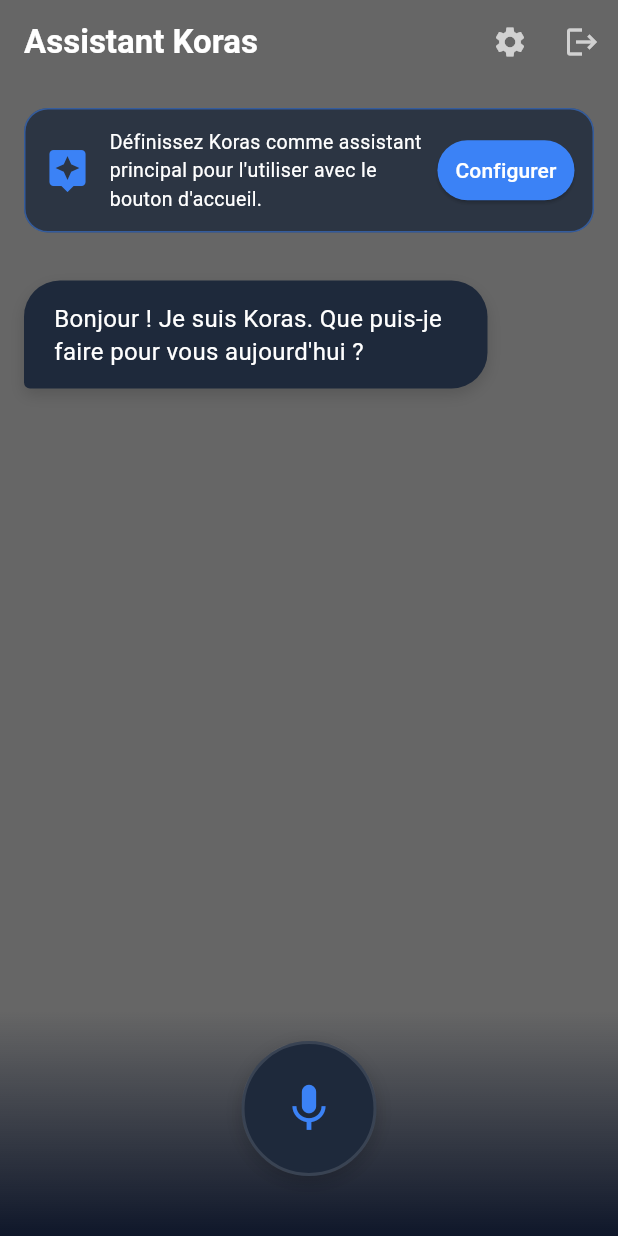
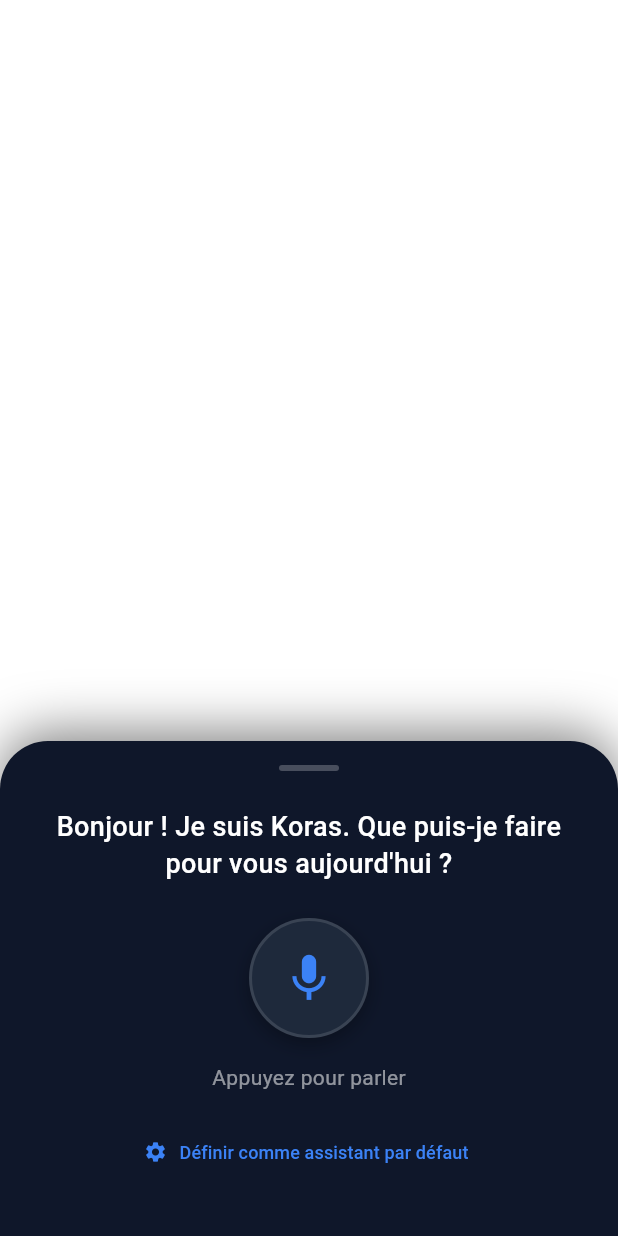
Before and after one commit to cheick2007/KORAS-, a Flutter app: the HomePage screen opened directly with empty values, on a phone screen of 412 x 824 dp. Run offline on Flutter 3.47's test engine with Material 3 defaults, Android fonts, the light colour scheme and no system bars; our stand-ins replace flutter_contacts, flutter_tts, permission_handler, speech_to_text; missing offline and left inert: android_intent_plus, device_apps, telephony.

Commit message:
feat(mobile): redesign UI to be a floating bottom sheet like Gemini

```diff
--- a/mobile_app/lib/screens/home_page.dart
+++ b/mobile_app/lib/screens/home_page.dart
@@ -9,6 +9,7 @@ import 'package:permission_handler/permission_handler.dart';
 import 'package:device_apps/device_apps.dart';
 import 'package:telephony/telephony.dart';
 import 'dart:convert';
+import 'package:flutter/services.dart';
 import '../main.dart';
 
 class HomePage extends StatefulWidget {
@@ -367,143 +368,86 @@ class _HomePageState extends State<HomePage> with SingleTickerProviderStateMixin
   @override
   Widget build(BuildContext context) {
     return Scaffold(
-      backgroundColor: Colors.black.withOpacity(0.6), // Fond semi-transparent pour l'effet bulle
-      appBar: AppBar(
-        backgroundColor: Colors.transparent,
-        elevation: 0,
-        title: const Text(
-          'Assistant Koras',
-          style: TextStyle(fontWeight: FontWeight.bold, color: Colors.white),
+      backgroundColor: Colors.transparent, // Complètement transparent pour voir les autres apps
+      body: Column(
+        mainAxisAlignment: MainAxisAlignment.end,
+        children: [
+          // Espace vide cliquable pour fermer l'assistant
+          Expanded(
+            child: GestureDetector(
+              onTap: () {
+                // Fermer l'assistant en douceur et quitter l'app
+                SystemNavigator.pop();
+              },
+              behavior: HitTestBehavior.opaque,
             ),
-        actions: [
-          IconButton(
-            icon: const Icon(Icons.settings, color: Colors.white70),
-            onPressed: () {
-              ScaffoldMessenger.of(context).showSnackBar(
-                const SnackBar(content: Text('Paramètres bientôt disponibles !')),
-              );
-            },
           ),
-          IconButton(
-            icon: const Icon(Icons.logout, color: Colors.white70),
-            onPressed: () {
-              Navigator.of(context).pushReplacement(
-                MaterialPageRoute(builder: (context) => const LoginPage()),
-              );
-            },
+
+          // La Bulle type "Gemini"
+          Container(
+            padding: const EdgeInsets.only(top: 16, left: 24, right: 24, bottom: 32),
+            decoration: BoxDecoration(
+              color: const Color(0xFF0f172a),
+              borderRadius: const BorderRadius.only(
+                topLeft: Radius.circular(32),
+                topRight: Radius.circular(32),
+              ),
+              boxShadow: [
+                BoxShadow(
+                  color: Colors.black.withOpacity(0.5),
+                  blurRadius: 30,
+                  offset: const Offset(0, -5),
                 )
               ],
             ),
-      body: Column(
+            child: Column(
+              mainAxisSize: MainAxisSize.min,
               children: [
-          // Bannière pour définir l'assistant par défaut
+                // Handle bar
                 Container(
-            margin: const EdgeInsets.all(16),
-            padding: const EdgeInsets.all(12),
+                  width: 40,
+                  height: 4,
+                  margin: const EdgeInsets.only(bottom: 24),
                   decoration: BoxDecoration(
-              color: const Color(0xFF1e293b).withOpacity(0.8),
-              borderRadius: BorderRadius.circular(16),
-              border: Border.all(color: const Color(0xFF3b82f6).withOpacity(0.5)),
-            ),
-            child: Row(
-              children: [
-                const Icon(Icons.assistant, color: Color(0xFF3b82f6), size: 32),
-                const SizedBox(width: 12),
-                const Expanded(
-                  child: Text(
-                    "Définissez Koras comme assistant principal pour l'utiliser avec le bouton d'accueil.",
-                    style: TextStyle(color: Colors.white, fontSize: 13),
+                    color: Colors.white24,
+                    borderRadius: BorderRadius.circular(10),
                   ),
                 ),
-                const SizedBox(width: 8),
-                ElevatedButton(
-                  onPressed: () {
-                    const intent = AndroidIntent(
-                      action: 'android.settings.VOICE_INPUT_SETTINGS',
-                    );
-                    intent.launch();
-                  },
-                  style: ElevatedButton.styleFrom(
-                    backgroundColor: const Color(0xFF3b82f6),
-                    padding: const EdgeInsets.symmetric(horizontal: 12),
+
+                // Texte de réponse (le dernier message)
+                Text(
+                  _messages.last["text"] ?? "Je suis à votre écoute...",
+                  style: const TextStyle(
+                    color: Colors.white,
+                    fontSize: 18,
+                    fontWeight: FontWeight.w500,
+                    height: 1.4,
                   ),
-                  child: const Text("Configurer", style: TextStyle(color: Colors.white)),
+                  textAlign: TextAlign.center,
                 ),
-              ],
-            ),
-          ),
-          Expanded(
-            child: ListView.builder(
-              padding: const EdgeInsets.all(16),
-              itemCount: _messages.length,
-              itemBuilder: (context, index) {
-                final msg = _messages[index];
-                final isUser = msg["sender"] == "user";
-                return Align(
-                  alignment: isUser ? Alignment.centerRight : Alignment.centerLeft,
-                  child: Container(
-                    margin: const EdgeInsets.only(bottom: 16),
-                    constraints: BoxConstraints(
-                      maxWidth: MediaQuery.of(context).size.width * 0.75,
-                    ),
-                    padding: const EdgeInsets.symmetric(horizontal: 20, vertical: 14),
-                    decoration: BoxDecoration(
-                      color: isUser ? const Color(0xFF3b82f6) : const Color(0xFF1e293b),
-                      borderRadius: BorderRadius.circular(24).copyWith(
-                        bottomRight: isUser ? const Radius.circular(4) : const Radius.circular(24),
-                        bottomLeft: !isUser ? const Radius.circular(4) : const Radius.circular(24),
-                      ),
-                      boxShadow: [
-                        BoxShadow(
-                          color: Colors.black.withOpacity(0.15),
-                          blurRadius: 8,
-                          offset: const Offset(0, 4),
-                        )
-                      ]
-                    ),
-                    child: Text(
-                      msg["text"]!,
-                      style: const TextStyle(color: Colors.white, fontSize: 16, height: 1.4),
-                    ),
-                  ),
-                );
-              },
-            ),
-          ),
+
+                const SizedBox(height: 24),
 
                 // Affichage en temps réel de ce qui est entendu
                 if (_currentWords.isNotEmpty)
                   Padding(
-              padding: const EdgeInsets.symmetric(horizontal: 24.0, vertical: 8.0),
+                    padding: const EdgeInsets.only(bottom: 24.0),
                     child: Text(
                       '"$_currentWords..."',
-                style: const TextStyle(color: Colors.white54, fontStyle: FontStyle.italic),
+                      style: const TextStyle(color: Colors.white54, fontStyle: FontStyle.italic, fontSize: 16),
                       textAlign: TextAlign.center,
                     ),
                   ),
 
-          // Zone du microphone animée
-          Container(
-            padding: const EdgeInsets.only(top: 20, bottom: 40),
-            decoration: BoxDecoration(
-              gradient: LinearGradient(
-                begin: Alignment.topCenter,
-                end: Alignment.bottomCenter,
-                colors: [
-                  const Color(0xFF0f172a).withOpacity(0.0),
-                  const Color(0xFF0f172a),
-                ],
-              ),
-            ),
-            child: Center(
-              child: GestureDetector(
+                // Bouton Microphone
+                GestureDetector(
                   onTap: _toggleListening,
                   child: AnimatedBuilder(
                     animation: _pulseController,
                     builder: (context, child) {
                       return Container(
-                      width: 90,
-                      height: 90,
+                        width: 80,
+                        height: 80,
                         decoration: BoxDecoration(
                           shape: BoxShape.circle,
                           color: _isListening
@@ -517,7 +461,7 @@ class _HomePageState extends State<HomePage> with SingleTickerProviderStateMixin
                             )
                           ] : [
                             BoxShadow(
-                            color: Colors.black.withOpacity(0.2),
+                              color: Colors.black.withOpacity(0.3),
                               blurRadius: 10,
                               offset: const Offset(0, 4),
                             )
@@ -536,6 +480,33 @@ class _HomePageState extends State<HomePage> with SingleTickerProviderStateMixin
                     },
                   ),
                 ),
+
+                const SizedBox(height: 16),
+
+                // Indicateur de statut
+                Text(
+                  _isListening ? "Écoute en cours..." : "Appuyez pour parler",
+                  style: const TextStyle(color: Colors.white54, fontSize: 14),
+                ),
+
+                // Bouton configuration seulement au démarrage
+                if (_messages.length == 1) ...[
+                  const SizedBox(height: 16),
+                  TextButton.icon(
+                    onPressed: () {
+                      const intent = AndroidIntent(
+                        action: 'android.settings.VOICE_INPUT_SETTINGS',
+                      );
+                      intent.launch();
+                    },
+                    icon: const Icon(Icons.settings, color: Color(0xFF3b82f6), size: 16),
+                    label: const Text(
+                      "Définir comme assistant par défaut",
+                      style: TextStyle(color: Color(0xFF3b82f6), fontSize: 12)
+                    ),
+                  )
+                ]
+              ],
             ),
           ),
         ],
```
Lines whose indentation alone changed are shown as unchanged.
